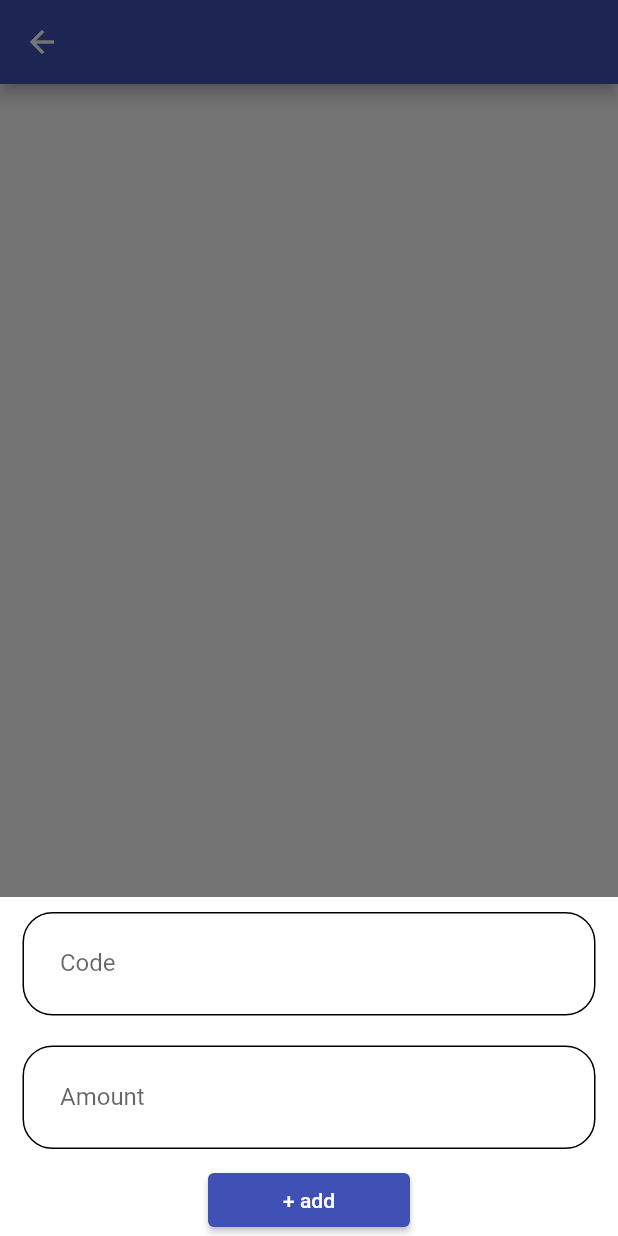
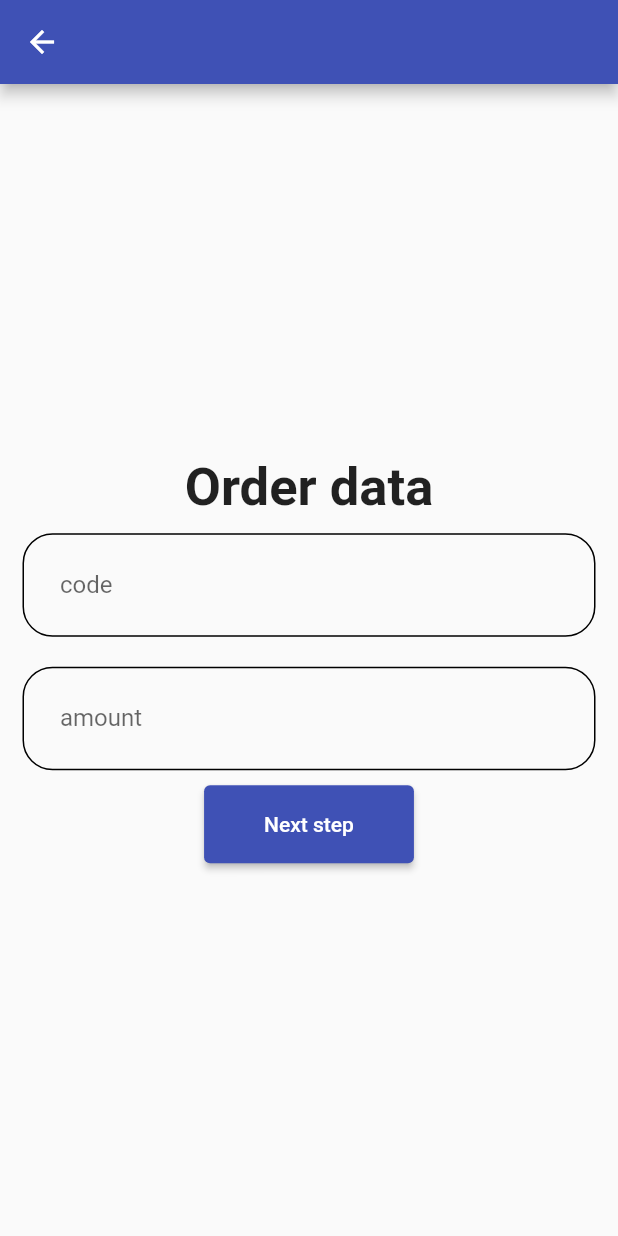
Before and after one commit to swilam202/cafe-system, a Flutter app: the Orders screen opened by its route, after a tap on the "add" icon, on a phone screen of 412 x 824 dp. Run offline on Flutter 3.47's test engine with Material 2 defaults, Android fonts, the phone set to English and light mode, and no system bars; our stand-ins replace get, sqflite; accounts and stored records are empty.

Commit message:
applied memento pattern

```diff
--- a/lib/main.dart
+++ b/lib/main.dart
@@ -7,6 +7,9 @@ import 'pages/admin pages/employees.dart';
 import 'pages/admin pages/products.dart';
 import 'pages/admin pages/suppliers page.dart';
 import 'pages/cashier pages/cahier home page.dart';
+import 'pages/cashier pages/final order step.dart';
+import 'pages/cashier pages/order next step.dart';
+import 'pages/cashier pages/orders.dart';
 import 'pages/loginPage.dart';
 
 void main() {
@@ -31,6 +34,9 @@ class MyApp extends StatelessWidget {
         'suppliers':(context)=>SuppliersPage(),
         'products':(context)=>Products(),
         'order': (context)=>Orders(),
+        'addorder':(context)=>AddOrder(),
+        'next':(context)=>NextStep(),
+        'final':(context)=>FianlOrder()
       },
     );
   }
--- a/lib/pages/admin pages/suppliers page.dart
+++ b/lib/pages/admin pages/suppliers page.dart
@@ -29,7 +29,7 @@ class _SuppliersPageState extends State<SuppliersPage> {
   @override
   Widget build(BuildContext context) {
     return Scaffold(
-      backgroundColor: Color.fromRGBO(234, 234, 234, 1.0),
+      backgroundColor: const Color.fromRGBO(234, 234, 234, 1.0),
       appBar: AppBar(
         title: const Text('Contacts'),
         centerTitle: true,
--- a/lib/pages/cashier pages/add order.dart
+++ b/lib/pages/cashier pages/add order.dart
@@ -1,105 +1,69 @@
+import 'package:cafe/controllers/order%20controller.dart';
 import 'package:flutter/material.dart';
 import 'package:get/get.dart';
 
 import '../../components/custom text field.dart';
-import '../../components/employees sheet.dart';
-import '../../components/products listTile.dart';
-import '../../components/sheet button.dart';
-import '../../components/warning.dart';
 import '../../controllers/data controller.dart';
 
-class Orders extends StatefulWidget {
-  const Orders({Key? key}) : super(key: key);
+ OrderController controller = Get.put(OrderController());
 
-  @override
-  State<Orders> createState() => _OrdersState();
-}
-
-class _OrdersState extends State<Orders> {
-  DataController controller = Get.put(DataController());
-
-  @override
-  void initState() {
-    // TODO: implement initState
-    super.initState();
-    controller.getUsers('order');
-  }
+class AddOrder extends StatelessWidget {
+  DataController dataController = Get.put(DataController());
+  TextEditingController codeController = TextEditingController();
+  TextEditingController amountController = TextEditingController();
 
   @override
   Widget build(BuildContext context) {
     return Scaffold(
-      appBar: AppBar(),
-      body: Obx(
-          ()=>ListView.builder(
-            itemCount: controller.order.length,
-            itemBuilder: (context,index){
-              return Container(
-                alignment: Alignment.center,
-                padding: const EdgeInsets.all(10),
-                child: Wrap(
-                  direction: Axis.vertical,
+      appBar: AppBar(
+        leading: IconButton(
+          onPressed: () {
+
+            Navigator.of(context).pushNamed('order');
+          },
+          icon: Icon(Icons.arrow_back_outlined),
+        ),
+      ),
+      body: Column(
+        mainAxisAlignment: MainAxisAlignment.center,
         children: [
-                    Text(controller.order[index]['id'].toString(),style: const TextStyle(fontSize: 35,fontWeight: FontWeight.bold,),),
-                    Text(controller.order[index]['code'].toString(),style: const TextStyle(fontSize: 20,fontWeight: FontWeight.w500,),),
-
-                  ],
+          const Text(
+            'Order data',
+            style: TextStyle(fontWeight: FontWeight.bold, fontSize: 35),
           ),
-              );
-            },
-          )
-      ),
-      floatingActionButton: FloatingActionButton(
-        onPressed: () {
-          TextEditingController codeController = TextEditingController();
-          TextEditingController amountController = TextEditingController();
-
-
-          Get.bottomSheet(
-            Wrap(
-              alignment: WrapAlignment.center,
-              children: [
           customTextField(
             type: TextInputType.phone,
-                  label: 'Code',
-                  hint: 'product code',
+            label: 'code',
+            hint: 'code of the product',
             controller: codeController,
           ),
           customTextField(
             type: TextInputType.phone,
-                  label: 'Amount',
-                  hint: 'Order amount',
+            label: 'amount',
+            hint: 'amount of product',
             controller: amountController,
           ),
-
-                sheetButton(
-                      () {
-                    if (codeController.text.isEmpty ||
-                        amountController.text.isEmpty ) {
-                      warning(
-                          title: 'Warning',
-                          message: 'All fields mustn\'t be null');
-                    } else {
-                      dataController.addUser(
-                        'order',
-                        {
-                          'code': codeController.text ,
-                          'amount': amountController.text,
-                          'total': int.parse(amountController.text) * 50,
-                          'status':'waiting'
+          ElevatedButton(
+            onPressed: () {
+              controller.order.setCode(int.parse(codeController.text));
+              controller.order.setAmount(int.parse(amountController.text));
+              controller.order.setTotal(int.parse(amountController.text) * 50);
+              controller.careTaker.saveState(controller.order);
+              print('code :  ${controller.order.getCode()}');
+              print('amount :  ${controller.order.getAmount()}');
+              print('total :  ${controller.order.getTotal()}');
+              print('cash or visa :  ${controller.order.getIsCash()}');
+              print('here or takeaway :  ${controller.order.getIsTakeAway()}');
+              Navigator.of(context).pushNamed('next');
             },
-                      );
-                      Get.back();
-                    }
-                    dataController.getUsers('order');
-                  },
-                  const Text('+ add'),
+            style: ButtonStyle(
+              padding: MaterialStateProperty.all(
+                const EdgeInsets.symmetric(horizontal: 40, vertical: 18),
+              ),
+            ),
+            child: const Text('Next step'),
           ),
         ],
-            ),
-            backgroundColor: Colors.white,
-          );
-        },
-        child: Icon(Icons.add),
       ),
     );
   }
--- /dev/null
+++ b/lib/pages/cashier pages/final order step.dart
@@ -0,0 +1,87 @@
+import 'package:flutter/material.dart';
+import 'package:get/get.dart';
+
+import '../../controllers/data controller.dart';
+import '../../controllers/order controller.dart';
+
+class FianlOrder extends StatefulWidget {
+
+  @override
+  State<FianlOrder> createState() => _FianlOrderState();
+}
+
+class _FianlOrderState extends State<FianlOrder> {
+  OrderController controller = Get.put(OrderController());
+
+  DataController dataController = Get.put(DataController());
+
+  @override
+  Widget build(BuildContext context) {
+    return Scaffold(
+      appBar: AppBar(
+        leading: IconButton(
+          onPressed: () {
+            controller.careTaker.restoreState(controller.order);
+            print('code :  ${controller.order.getCode()}');
+            print('amount :  ${controller.order.getAmount()}');
+            print('total :  ${controller.order.getTotal()}');
+            print('cash or visa :  ${controller.order.getIsCash()}');
+            print('here or takeaway :  ${controller.order.getIsTakeAway()}');
+            Navigator.of(context).pushNamed('next');
+          },
+          icon: Icon(Icons.arrow_back_outlined),
+        ),
+      ),
+
+      body: Column(
+        mainAxisAlignment: MainAxisAlignment.center,
+        children: [
+
+          CheckboxListTile(
+            value: controller.takeAway,
+            onChanged: (val) {controller.takeAway = val!;
+            setState(() {
+            });
+            },
+            title: const Text(
+              'will he take the order away ?',
+              style: TextStyle(
+                fontSize: 18,
+              ),
+            ),
+          ),
+          ElevatedButton(
+            onPressed: () {
+              controller.order.setIsTakeAway(controller.takeAway == true ? 1 : 0);
+              dataController.addUser(
+                'order',
+                {
+                  'code': controller.order.getCode(),
+                  'amount': controller.order.getAmount(),
+                  'total': controller.order.getTotal(),
+                  'status': 'waiting',
+                },
+
+              );
+              print('code :  ${controller.order.getCode()}');
+              print('amount :  ${controller.order.getAmount()}');
+              print('total :  ${controller.order.getTotal()}');
+              print('cash or visa :  ${controller.order.getIsCash()}');
+              print('here or takeaway :  ${controller.order.getIsTakeAway()}');
+              print('cash or visa :  ${controller.order.getIsCash()}');
+              print('here or takeaway :  ${controller.order.getIsTakeAway()}');
+              dataController.getUsers('order');
+              Navigator.of(context).pushNamed('admin');
+            },
+            style: ButtonStyle(
+              padding: MaterialStateProperty.all(
+                const EdgeInsets.symmetric(horizontal: 40, vertical: 18),
+              ),
+            ),
+            child: const Text('submit'),
+          ),
+        ],
+      ),
+    );
+  }
+}
--- /dev/null
+++ b/lib/pages/cashier pages/order next step.dart
@@ -0,0 +1,72 @@
+import 'package:cafe/controllers/data%20controller.dart';
+import 'package:cafe/controllers/order%20controller.dart';
+import 'package:flutter/material.dart';
+import 'package:get/get.dart';
+
+class NextStep extends StatefulWidget {
+  @override
+  State<NextStep> createState() => _NextStepState();
+}
+
+class _NextStepState extends State<NextStep> {
+  OrderController controller = Get.put(OrderController());
+
+  DataController dataController = Get.put(DataController());
+
+  @override
+  Widget build(BuildContext context) {
+    return Scaffold(
+      appBar: AppBar(
+        leading: IconButton(
+          onPressed: () {
+            controller.careTaker.restoreState(controller.order);
+            print('code :  ${controller.order.getCode()}');
+            print('amount :  ${controller.order.getAmount()}');
+            print('total :  ${controller.order.getTotal()}');
+            print('cash or visa :  ${controller.order.getIsCash()}');
+            print('here or takeaway :  ${controller.order.getIsTakeAway()}');
+          },
+          icon: Icon(Icons.arrow_back_outlined),
+        ),
+      ),
+      body: Column(
+        mainAxisAlignment: MainAxisAlignment.center,
+        children: [
+          CheckboxListTile(
+            value: controller.cash,
+            onChanged: (val) {
+              controller.cash = val!;
+              setState(() {});
+            },
+            title: const Text(
+              'will he pay with cash ?',
+              style: TextStyle(
+                fontSize: 18,
+              ),
+            ),
+          ),
+          ElevatedButton(
+            onPressed: () {
+              controller.order.setIsCash(controller.cash == true ? 1 : 0);
+
+              print('code :  ${controller.order.getCode()}');
+              print('amount :  ${controller.order.getAmount()}');
+              print('total :  ${controller.order.getTotal()}');
+              print('cash or visa :  ${controller.order.getIsCash()}');
+              print('here or takeaway :  ${controller.order.getIsTakeAway()}');
+              Navigator.of(context).pushNamed('addorder');
+
+              Navigator.of(context).pushNamed('final');
+            },
+            style: ButtonStyle(
+              padding: MaterialStateProperty.all(
+                const EdgeInsets.symmetric(horizontal: 40, vertical: 18),
+              ),
+            ),
+            child: const Text('submit'),
+          ),
+        ],
+      ),
+    );
+  }
+}
--- /dev/null
+++ b/lib/pages/cashier pages/orders.dart
@@ -0,0 +1,62 @@
+import 'package:flutter/material.dart';
+import 'package:get/get.dart';
+
+import '../../components/custom text field.dart';
+import '../../components/employees sheet.dart';
+import '../../components/products listTile.dart';
+import '../../components/sheet button.dart';
+import '../../components/warning.dart';
+import '../../controllers/data controller.dart';
+
+class Orders extends StatefulWidget {
+  const Orders({Key? key}) : super(key: key);
+
+  @override
+  State<Orders> createState() => _OrdersState();
+}
+
+class _OrdersState extends State<Orders> {
+  DataController controller = Get.put(DataController());
+
+  @override
+  void initState() {
+    // TODO: implement initState
+    super.initState();
+    controller.getUsers('order');
+  }
+
+  @override
+  Widget build(BuildContext context) {
+    return Scaffold(
+      appBar: AppBar(),
+      body: Obx(
+          ()=>ListView.builder(
+            itemCount: controller.order.length,
+            itemBuilder: (context,index){
+              return Container(
+                alignment: Alignment.center,
+                padding: const EdgeInsets.all(10),
+                child: Card(
+                  child: Wrap(
+                    direction: Axis.vertical,
+                    children: [
+                      Text(controller.order[index]['id'].toString(),style: const TextStyle(fontSize: 35,fontWeight: FontWeight.bold,),),
+                      Text(controller.order[index]['code'].toString(),style: const TextStyle(fontSize: 20,fontWeight: FontWeight.w500,),),
+                      Text(controller.order[index]['amount'].toString(),style: const TextStyle(fontSize: 20,fontWeight: FontWeight.w500,),),
+                      Text(controller.order[index]['total'].toString(),style: const TextStyle(fontSize: 20,fontWeight: FontWeight.w500,),),
+                    ],
+                  ),
+                ),
+              );
+            },
+          )
+      ),
+      floatingActionButton: FloatingActionButton(
+        onPressed: () {
+         Navigator.of(context).pushNamed('addorder');
+        },
+        child: Icon(Icons.add),
+      ),
+    );
+  }
+}
--- /dev/null
+++ b/lib/patterns/memento.dart
@@ -0,0 +1,111 @@
+class Order {
+  int _code = 0;
+  int _amount = 0;
+  int _total = 0;
+  int _isCash = 0;
+  int _isTakeAway = 0;
+
+  void setCode(int code) {
+    _code = code;
+  }
+
+  void setAmount(int amount) {
+    _amount = amount;
+  }
+
+  void setTotal(int total) {
+    _total = total;
+  }
+
+  void setIsCash(int isCash) {
+    _isCash = isCash;
+  }
+
+  void setIsTakeAway(int isTakeAway) {
+    _isTakeAway = isTakeAway;
+  }
+
+  int getCode() {
+    return _code!;
+  }
+
+  int getAmount() {
+    return _amount!;
+  }
+
+  int getTotal() {
+    return _total!;
+  }
+
+  int getIsCash() {
+    return _isCash!;
+  }
+
+  int getIsTakeAway() {
+    return _isTakeAway!;
+  }
+
+  Memento createMemento() {
+    return Memento(
+      code: _code,
+      amount: _amount,
+      total: _total,
+      isCash: _isCash,
+      isTakeAway: _isTakeAway,
+    );
+  }
+
+  void restoreMemento(Memento memento) {
+    _code = memento.getCode();
+    _amount = memento.getAmount();
+    _total = memento.getTotal();
+    _isCash = memento.getIsCash();
+    _isTakeAway = memento.getIsTakeAway();
+  }
+}
+
+class Memento {
+  int? code;
+  int? amount;
+  int? total;
+  int? isCash;
+  int? isTakeAway;
+
+  Memento({
+    required this.code,
+    required this.amount,
+    required this.total,
+    required this.isCash,
+    required this.isTakeAway,
+  });
+
+  int getCode() {
+    return code!;
+  }
+
+  int getAmount() {
+    return amount!;
+  }
+
+  int getTotal() {
+    return total!;
+  }
+
+  int getIsCash() {
+    return isCash!;
+  }
+
+  int getIsTakeAway() {
+    return isTakeAway!;
+  }
+}
+
+class CareTaker {
+  late Memento _memento;
+  void saveState(Order order){
+    _memento = order.createMemento();
+  }
+  void restoreState(Order order){
+    order.restoreMemento(_memento);
+  }
+}
```
Also changed, not shown: lib/controllers/order controller.dart (added, +9 -0 lines). Lines whose indentation alone changed are shown as unchanged.
